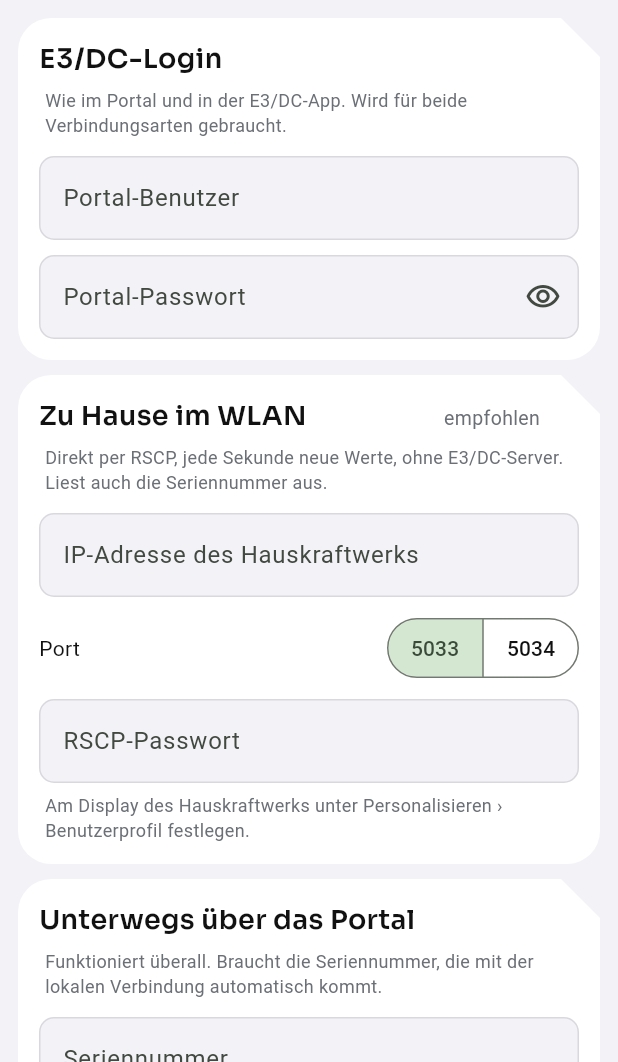
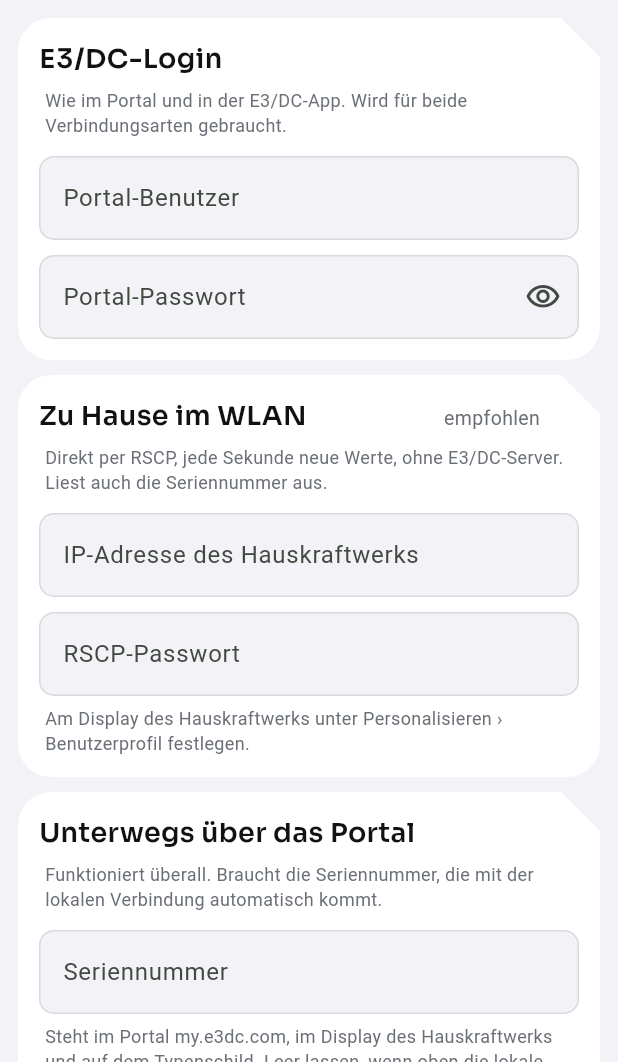
Before and after one commit to wattbury/app, a Flutter app: the screen it shows after launch, on a phone screen of 412 x 824 dp, the part 174-1236 px from its top. Run offline on Flutter 3.47's test engine with Material 3 defaults, Android fonts, the phone set to English and light mode, and no system bars; our stand-ins replace flutter_secure_storage, shared_preferences; missing offline and left inert: openrscp.

Commit message:
Setup: drop the port choice; local RSCP always uses 5033
Co-Authored-By: Claude Opus 5.5 <noreply@anthropic.com>

```diff
--- a/lib/data/credentials.dart
+++ b/lib/data/credentials.dart
@@ -6,15 +6,17 @@ import 'package:flutter_secure_storage/flutter_secure_storage.dart';
 /// Direct RSCP in the home network.
 class LocalConfig {
   final String host;
+
+  /// Always 5033, the RSCP port of the unit.
   final int port;
 
   /// "RSCP password" set on the unit (Personalisieren › Benutzerprofil); the encryption key.
   final String rscpPassword;
-  const LocalConfig({required this.host, required this.port, required this.rscpPassword});
+  const LocalConfig({required this.host, this.port = 5033, required this.rscpPassword});
 
   Map<String, Object> toJson() => {'host': host, 'port': port, 'rscpPassword': rscpPassword};
   static LocalConfig fromJson(Map<String, dynamic> j) =>
-      LocalConfig(host: j['host'] as String, port: j['port'] as int, rscpPassword: j['rscpPassword'] as String);
+      LocalConfig(host: j['host'] as String, rscpPassword: j['rscpPassword'] as String);
 }
 
 /// Everything needed to reach the unit. The portal login is always required: the tunnel sends it as
--- a/lib/ui/settings/settings_page.dart
+++ b/lib/ui/settings/settings_page.dart
@@ -44,9 +44,7 @@ class SettingsPage extends StatelessWidget {
               _Row(
                 label: 'Zu Hause im WLAN',
                 sub: credentials!.hasLocal ? 'Wird bevorzugt, wenn erreichbar' : null,
-                value: credentials!.hasLocal
-                    ? '${credentials!.local!.host}:${credentials!.local!.port}'
-                    : 'nicht eingerichtet',
+                value: credentials!.hasLocal ? credentials!.local!.host : 'nicht eingerichtet',
               ),
               _Row(
                 label: 'Unterwegs über das Portal',
--- a/lib/ui/setup/setup_page.dart
+++ b/lib/ui/setup/setup_page.dart
@@ -37,7 +37,6 @@ class _SetupPageState extends State<SetupPage> {
   late final _serial = TextEditingController(text: widget.initial?.serial);
   late final _host = TextEditingController(text: widget.initial?.local?.host);
   late final _rscp = TextEditingController(text: widget.initial?.local?.rscpPassword);
-  late int _port = widget.initial?.local?.port ?? 5033;
   bool _busy = false, _hide = true;
   String? _error, _status;
 
@@ -67,7 +66,7 @@ class _SetupPageState extends State<SetupPage> {
     if (problem != null) return;
 
     setState(() => _busy = true);
-    final local = host.isEmpty ? null : LocalConfig(host: host, port: _port, rscpPassword: rscp);
+    final local = host.isEmpty ? null : LocalConfig(host: host, rscpPassword: rscp);
     var creds = Credentials.create(
       username: user,
       password: pass,
@@ -124,7 +123,7 @@ class _SetupPageState extends State<SetupPage> {
     if (s.contains('RSCP password wrong')) return 'keine Antwort auf die Anmeldung. Stimmt das RSCP-Passwort?';
     if (s.contains('login rejected')) return 'Anmeldung abgelehnt. Stimmen Portal-Benutzer und Passwort?';
     if (s.contains('SocketException') || s.contains('Connection refused') || s.contains('timed out')) {
-      return 'Hauskraftwerk nicht erreichbar. Stimmen IP-Adresse und Port, und ist das Gerät im selben Netz?';
+      return 'Hauskraftwerk nicht erreichbar. Stimmt die IP-Adresse, und ist das Gerät im selben Netz?';
     }
     return s;
   }
@@ -229,22 +228,6 @@ class _SetupPageState extends State<SetupPage> {
                     keyboardType: TextInputType.url,
                   ),
                   gap,
-                  Row(
-                    children: [
-                      Text('Port', style: TextStyle(fontSize: 14, color: c.fg)),
-                      const Spacer(),
-                      SegmentedButton<int>(
-                        segments: const [
-                          ButtonSegment(value: 5033, label: Text('5033')),
-                          ButtonSegment(value: 5034, label: Text('5034')),
-                        ],
-                        selected: {_port},
-                        showSelectedIcon: false,
-                        onSelectionChanged: (s) => setState(() => _port = s.first),
-                      ),
-                    ],
-                  ),
-                  gap,
                   TextField(controller: _rscp, obscureText: _hide, decoration: deco('RSCP-Passwort')),
                   hint('Am Display des Hauskraftwerks unter Personalisieren › Benutzerprofil festlegen.'),
                 ],
```
Also changed, not shown: 2 other files.
